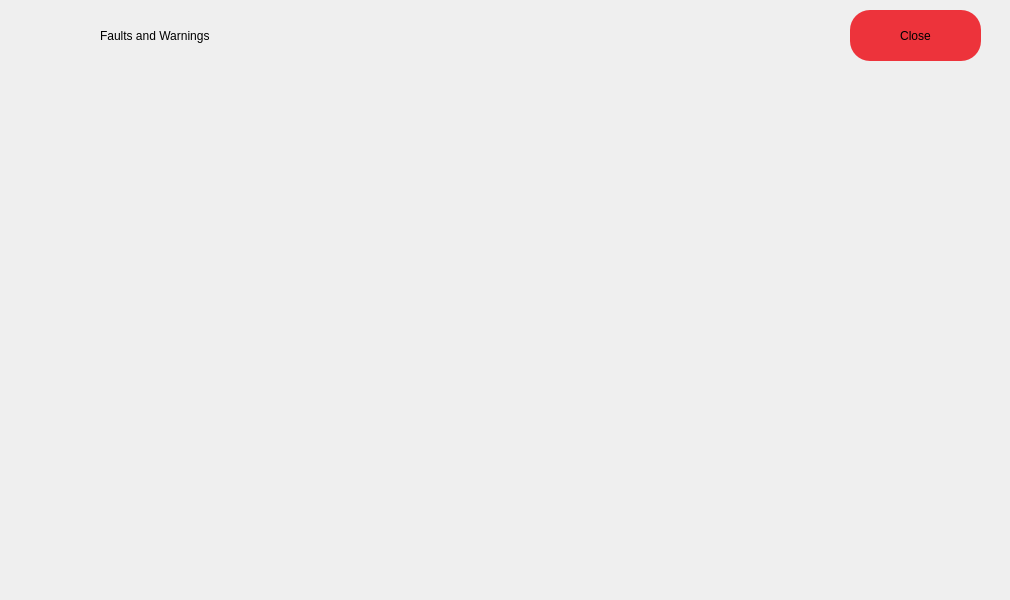
The window that apps/huracanXsantoka/pages/faultsandwarnings.ui (GiovanniRaseraF/santoka_qt) describes before a commit, drawn with Qt 5.
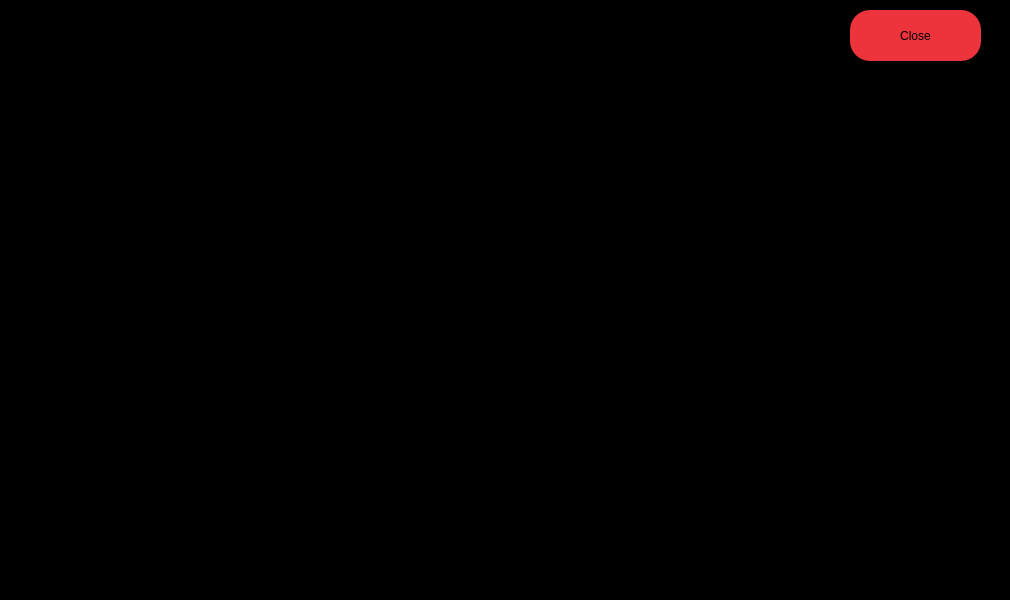
The same window after the commit. Icons and pictures are not drawn.

```diff
--- a/apps/huracanXsantoka/pages/faultsandwarnings.ui
+++ b/apps/huracanXsantoka/pages/faultsandwarnings.ui
@@ -13,6 +13,9 @@
   <property name="windowTitle">
    <string>MainWindow</string>
   </property>
+  <property name="styleSheet">
+   <string notr="true">background-color:rgb(0,0,0)</string>
+  </property>
   <widget class="QWidget" name="centralwidget">
    <widget class="QWidget" name="verticalLayoutWidget_2">
     <property name="geometry">
```
